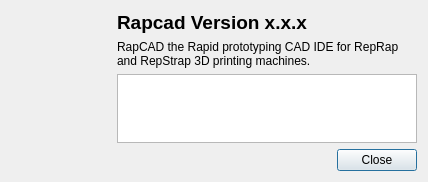
First picture: the form in src/aboutdialog.ui, repository GilesBathgate/RapCAD, before the edit.
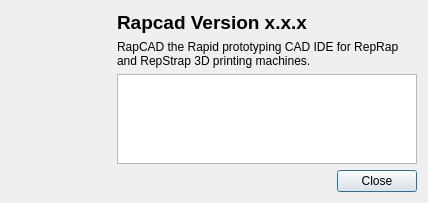
Second picture: the form after the edit.

Commit message: Add Qt version as well and use textbox instead of listview.

Diff of the .ui file:
```diff
--- a/src/aboutdialog.ui
+++ b/src/aboutdialog.ui
@@ -7,7 +7,7 @@
     <x>0</x>
     <y>0</y>
     <width>428</width>
-    <height>182</height>
+    <height>203</height>
    </rect>
   </property>
   <property name="windowTitle">
@@ -71,7 +71,11 @@
       </widget>
      </item>
      <item>
-      <widget class="QListWidget" name="components"/>
+      <widget class="QPlainTextEdit" name="components">
+       <property name="readOnly">
+        <bool>true</bool>
+       </property>
+      </widget>
      </item>
     </layout>
    </item>
```
The commit also changes 1 other file.
